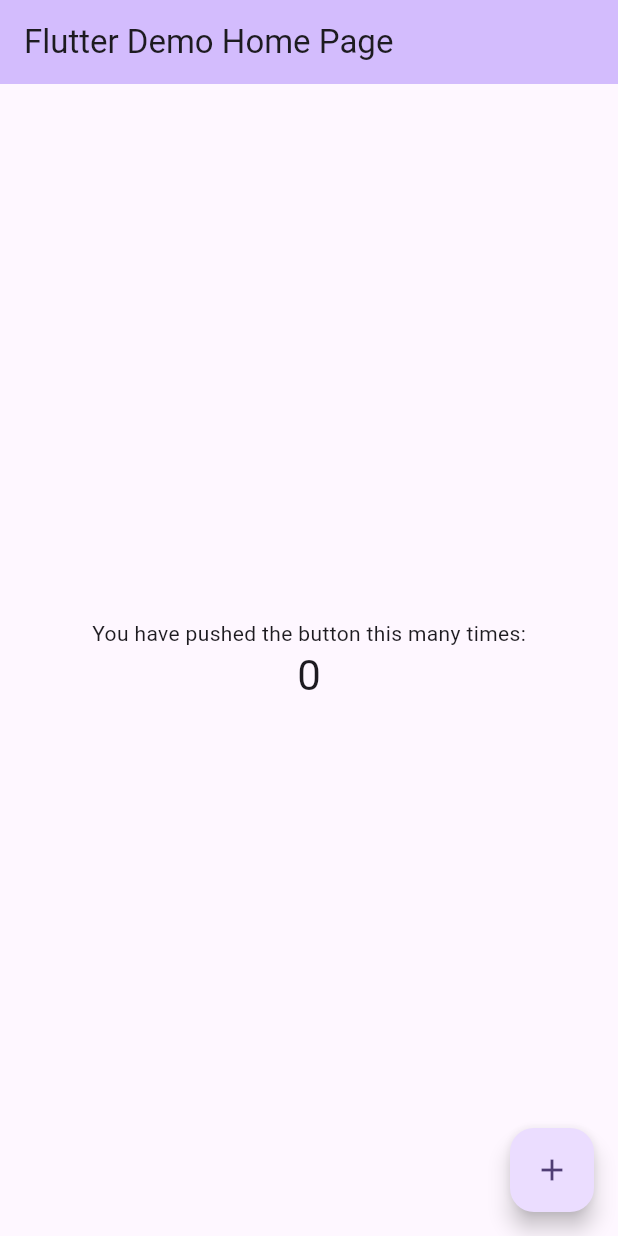
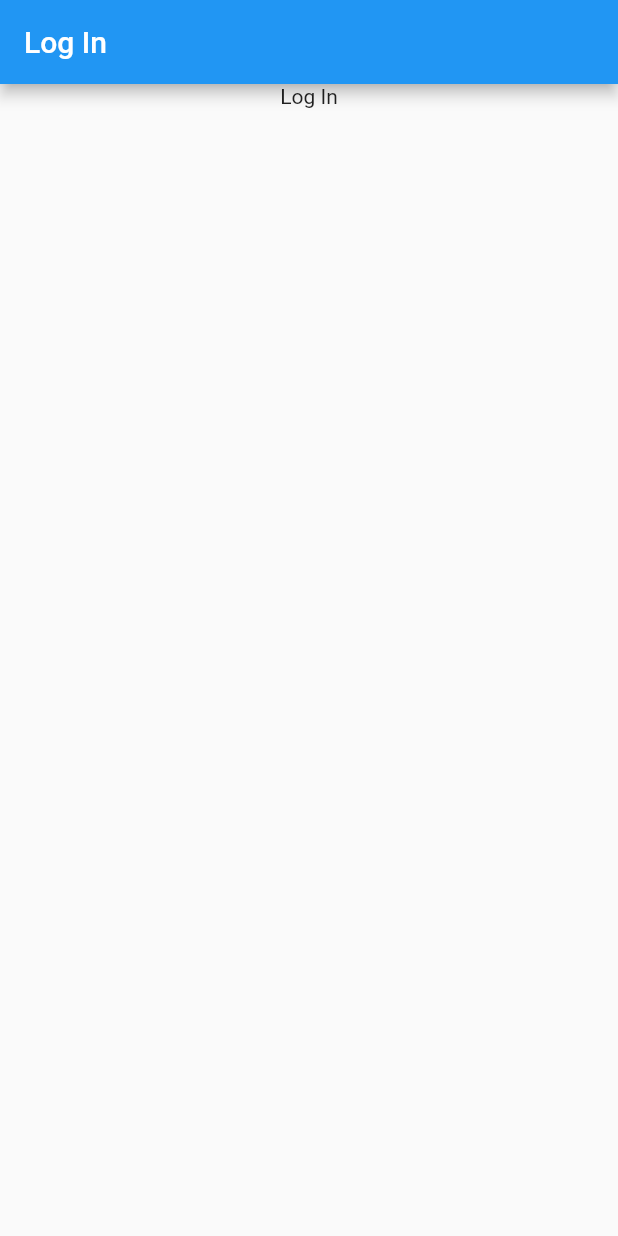
Before and after one commit to alienigena264/Mr.Garcia, a Flutter app: the screen it shows after launch, on a phone screen of 412 x 824 dp. Run offline on Flutter 3.47's test engine with Material 2 defaults, Android fonts, the phone set to English and light mode, and no system bars.

```diff
--- a/lib/main.dart
+++ b/lib/main.dart
@@ -1,125 +1,19 @@
 import 'package:flutter/material.dart';
+import 'package:mr_garcia_app/pages/logIn.vista.dart';
 
-void main() {
-  runApp(const MyApp());
-}
+void main() => runApp(const MyApp());
 
 class MyApp extends StatelessWidget {
   const MyApp({super.key});
 
-  // This widget is the root of your application.
   @override
   Widget build(BuildContext context) {
     return MaterialApp(
-      title: 'Flutter Demo',
-      theme: ThemeData(
-        // This is the theme of your application.
-        //
-        // TRY THIS: Try running your application with "flutter run". You'll see
-        // the application has a blue toolbar. Then, without quitting the app,
-        // try changing the seedColor in the colorScheme below to Colors.green
-        // and then invoke "hot reload" (save your changes or press the "hot
-        // reload" button in a Flutter-supported IDE, or press "r" if you used
-        // the command line to start the app).
-        //
-        // Notice that the counter didn't reset back to zero; the application
-        // state is not lost during the reload. To reset the state, use hot
-        // restart instead.
-        //
-        // This works for code too, not just values: Most code changes can be
-        // tested with just a hot reload.
-        colorScheme: ColorScheme.fromSeed(seedColor: Colors.deepPurple),
-        useMaterial3: true,
-      ),
-      home: const MyHomePage(title: 'Flutter Demo Home Page'),
+      title: 'Material App',
+      initialRoute: '/',
+      routes: {
+        '/': (context) => const LogIn(),
+      },
     );
   }
 }
-
-class MyHomePage extends StatefulWidget {
-  const MyHomePage({super.key, required this.title});
-
-  // This widget is the home page of your application. It is stateful, meaning
-  // that it has a State object (defined below) that contains fields that affect
-  // how it looks.
-
-  // This class is the configuration for the state. It holds the values (in this
-  // case the title) provided by the parent (in this case the App widget) and
-  // used by the build method of the State. Fields in a Widget subclass are
-  // always marked "final".
-
-  final String title;
-
-  @override
-  State<MyHomePage> createState() => _MyHomePageState();
-}
-
-class _MyHomePageState extends State<MyHomePage> {
-  int _counter = 0;
-
-  void _incrementCounter() {
-    setState(() {
-      // This call to setState tells the Flutter framework that something has
-      // changed in this State, which causes it to rerun the build method below
-      // so that the display can reflect the updated values. If we changed
-      // _counter without calling setState(), then the build method would not be
-      // called again, and so nothing would appear to happen.
-      _counter++;
-    });
-  }
-
-  @override
-  Widget build(BuildContext context) {
-    // This method is rerun every time setState is called, for instance as done
-    // by the _incrementCounter method above.
-    //
-    // The Flutter framework has been optimized to make rerunning build methods
-    // fast, so that you can just rebuild anything that needs updating rather
-    // than having to individually change instances of widgets.
-    return Scaffold(
-      appBar: AppBar(
-        // TRY THIS: Try changing the color here to a specific color (to
-        // Colors.amber, perhaps?) and trigger a hot reload to see the AppBar
-        // change color while the other colors stay the same.
-        backgroundColor: Theme.of(context).colorScheme.inversePrimary,
-        // Here we take the value from the MyHomePage object that was created by
-        // the App.build method, and use it to set our appbar title.
-        title: Text(widget.title),
-      ),
-      body: Center(
-        // Center is a layout widget. It takes a single child and positions it
-        // in the middle of the parent.
-        child: Column(
-          // Column is also a layout widget. It takes a list of children and
-          // arranges them vertically. By default, it sizes itself to fit its
-          // children horizontally, and tries to be as tall as its parent.
-          //
-          // Column has various properties to control how it sizes itself and
-          // how it positions its children. Here we use mainAxisAlignment to
-          // center the children vertically; the main axis here is the vertical
-          // axis because Columns are vertical (the cross axis would be
-          // horizontal).
-          //
-          // TRY THIS: Invoke "debug painting" (choose the "Toggle Debug Paint"
-          // action in the IDE, or press "p" in the console), to see the
-          // wireframe for each widget.
-          mainAxisAlignment: MainAxisAlignment.center,
-          children: <Widget>[
-            const Text(
-              'You have pushed the button this many times:',
-            ),
-            Text(
-              '$_counter',
-              style: Theme.of(context).textTheme.headlineMedium,
-            ),
-          ],
-        ),
-      ),
-      floatingActionButton: FloatingActionButton(
-        onPressed: _incrementCounter,
-        tooltip: 'Increment',
-        child: const Icon(Icons.add),
-      ), // This trailing comma makes auto-formatting nicer for build methods.
-    );
-  }
-}
--- /dev/null
+++ b/lib/pages/logIn.vista.dart
@@ -0,0 +1,26 @@
+import 'package:flutter/material.dart';
+
+class LogIn extends StatefulWidget {
+  const LogIn({super.key});
+
+  @override
+  State<LogIn> createState() => _LogInState();
+}
+
+class _LogInState extends State<LogIn> {
+  @override
+  Widget build(BuildContext context) {
+    return Scaffold(
+      appBar: AppBar(
+        title: const Text('Log In'),
+      ),
+      body:const Center(
+        child: Column(
+          children: [
+            Text('Log In'),
+          ],
+        ),
+      ),
+    );
+  }
+}
```
Also changed, not shown: 19 other files.
